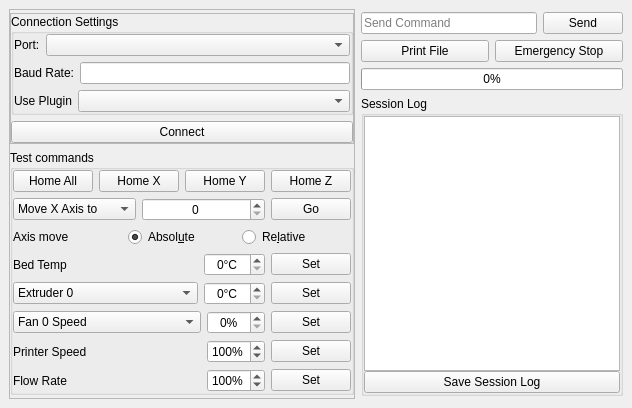
Old version of the form testclient/mainwindow.ui in the repository KDE/atcore.
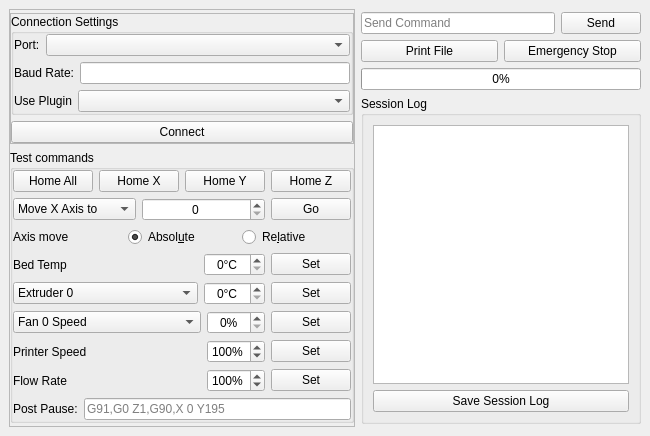
New version of the form. Icons and pictures are not drawn.

Commit message: Added lineEdit for user to configure Pause Action

The edit to the form file:
```diff
--- a/testclient/mainwindow.ui
+++ b/testclient/mainwindow.ui
@@ -548,6 +548,24 @@
             </item>
            </layout>
           </item>
+          <item>
+           <layout class="QHBoxLayout" name="horizontalLayout_15">
+            <item>
+             <widget class="QLabel" name="label_8">
+              <property name="text">
+               <string>Post Pause:</string>
+              </property>
+             </widget>
+            </item>
+            <item>
+             <widget class="QLineEdit" name="postPauseLE">
+              <property name="placeholderText">
+               <string>G91,G0 Z1,G90,X 0 Y195</string>
+              </property>
+             </widget>
+            </item>
+           </layout>
+          </item>
          </layout>
         </widget>
        </item>
@@ -627,21 +645,6 @@
           <string>Session Log</string>
          </property>
          <layout class="QVBoxLayout" name="verticalLayout_4">
-          <property name="spacing">
-           <number>0</number>
-          </property>
-          <property name="leftMargin">
-           <number>0</number>
-          </property>
-          <property name="topMargin">
-           <number>0</number>
-          </property>
-          <property name="rightMargin">
-           <number>0</number>
-          </property>
-          <property name="bottomMargin">
-           <number>0</number>
-          </property>
           <item>
            <widget class="QPlainTextEdit" name="logTE">
             <property name="enabled">
```
